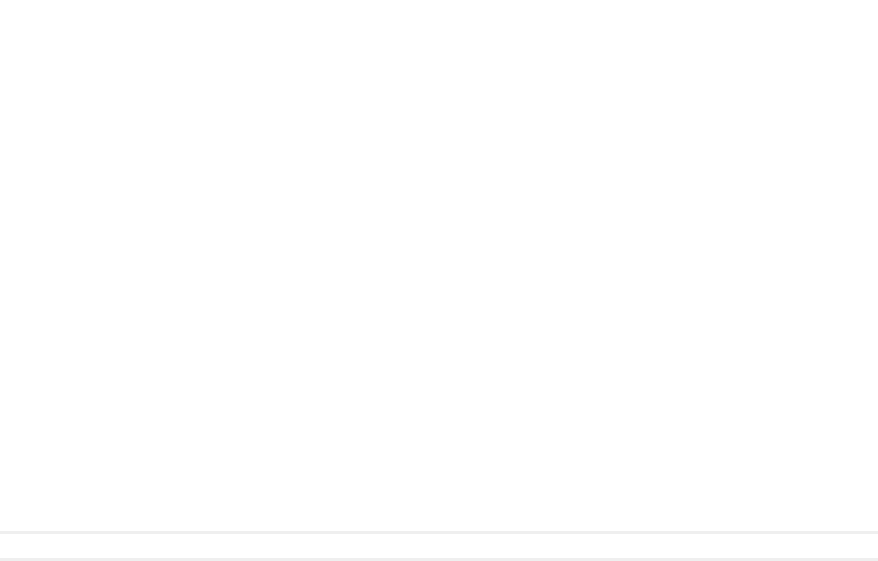
Above: frmMain.ui from OGFilthyCasual/PyRC before the change. Below: the same form after it.
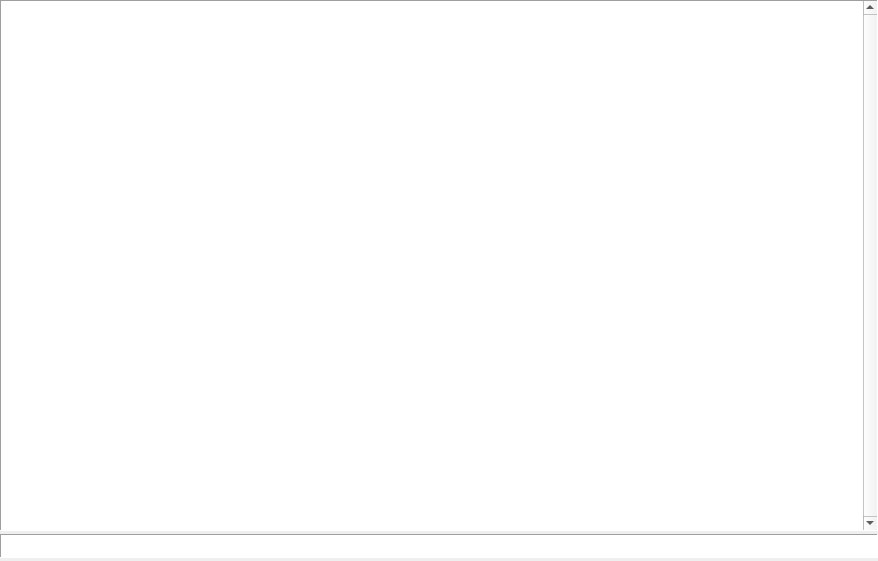
That is the form after the change.

Diff of the .ui file:
```diff
--- a/frmMain.ui
+++ b/frmMain.ui
@@ -51,7 +51,7 @@
        <widget class="QTextBrowser" name="txtOutput">
         <property name="font">
          <font>
-          <family>Anonymous Pro</family>
+          <family>Inconsolata</family>
           <pointsize>11</pointsize>
          </font>
         </property>
@@ -59,7 +59,17 @@
          <string notr="true"/>
         </property>
         <property name="frameShape">
-         <enum>QFrame::NoFrame</enum>
+         <enum>QFrame::Panel</enum>
+        </property>
+        <property name="verticalScrollBarPolicy">
+         <enum>Qt::ScrollBarAlwaysOn</enum>
+        </property>
+        <property name="html">
+         <string>&lt;!DOCTYPE HTML PUBLIC &quot;-//W3C//DTD HTML 4.0//EN&quot; &quot;http://www.w3.org/TR/REC-html40/strict.dtd&quot;&gt;
+&lt;html&gt;&lt;head&gt;&lt;meta name=&quot;qrichtext&quot; content=&quot;1&quot; /&gt;&lt;style type=&quot;text/css&quot;&gt;
+p, li { white-space: pre-wrap; }
+&lt;/style&gt;&lt;/head&gt;&lt;body style=&quot; font-family:'Inconsolata'; font-size:11pt; font-weight:400; font-style:normal;&quot;&gt;
+&lt;p style=&quot;-qt-paragraph-type:empty; margin-top:0px; margin-bottom:0px; margin-left:0px; margin-right:0px; -qt-block-indent:0; text-indent:0px; font-family:'Anonymous Pro';&quot;&gt;&lt;/p&gt;&lt;/body&gt;&lt;/html&gt;</string>
         </property>
        </widget>
       </item>
@@ -73,7 +83,7 @@
         </property>
         <property name="font">
          <font>
-          <family>Anonymous Pro</family>
+          <family>Inconsolata</family>
           <pointsize>11</pointsize>
          </font>
         </property>
@@ -84,7 +94,7 @@
          <string notr="true"/>
         </property>
         <property name="frameShape">
-         <enum>QFrame::NoFrame</enum>
+         <enum>QFrame::Panel</enum>
         </property>
         <property name="verticalScrollBarPolicy">
          <enum>Qt::ScrollBarAlwaysOff</enum>
```
Left out of the diff: 9 changed lines with no effect on the pictures.
